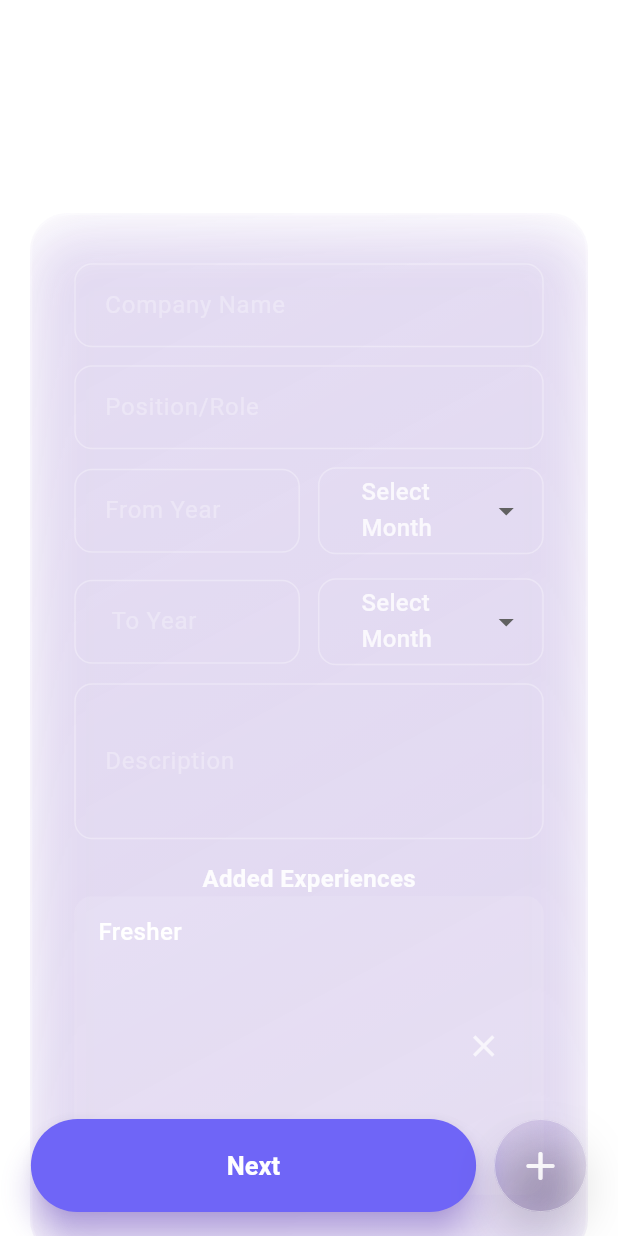
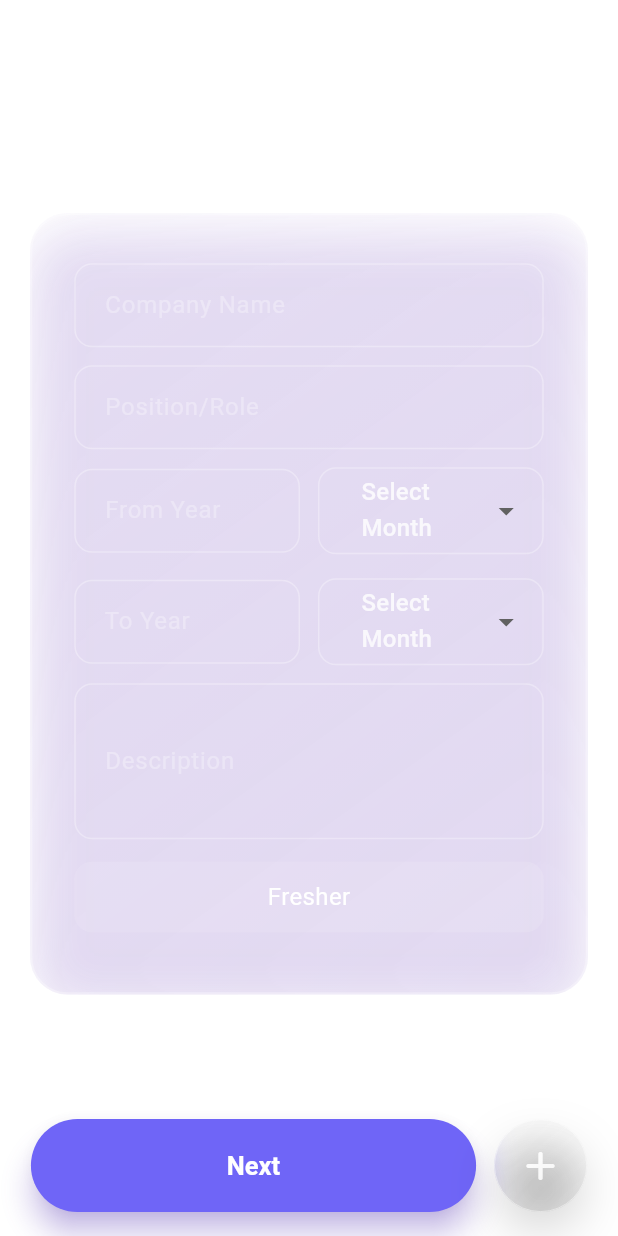
Before and after one commit to Neel-206/resume_builder, a Flutter app: the Experience screen opened directly with empty values, on a phone screen of 412 x 824 dp. Run offline on Flutter 3.47's test engine with Material 3 defaults, Android fonts, the phone set to English and light mode, and no system bars; drawn by our look-alikes of dropdown_button2; our stand-ins replace google_fonts, printing, share_plus, sqflite, sqflite_common_ffi; missing offline and left inert: flutter_pdfview, pdf_thumbnail, syncfusion_flutter_pdf; accounts and stored records are empty.

```diff
--- a/lib/pages/experiance.dart
+++ b/lib/pages/experiance.dart
@@ -7,8 +7,8 @@ import 'package:resume_builder/services/database_helper.dart';
 
 class Experience extends StatefulWidget {
   final VoidCallback onNext;
+  final int resumeId;
 
-  final int resumeId; // Make resumeId final
   const Experience({super.key, required this.onNext, required this.resumeId});
 
   @override
@@ -49,25 +49,16 @@ class _ExperienceState extends State<Experience> {
   }
 
   void _loadExperiences() async {
-    final allRows = await dbHelper.queryAllRows(DatabaseHelper.tableExperience, where: 'resumeId = ?', whereArgs: [widget.resumeId]);
+    final allRows = await dbHelper.queryAllRows(
+      DatabaseHelper.tableExperience,
+      where: 'resumeId = ?',
+      whereArgs: [widget.resumeId],
+    );
     if (mounted) {
       setState(() {
-        experiences.clear();
-        if (allRows.isEmpty) {
-          // If no experience entries, add a "Fresher" entry
-          Map<String, dynamic> fresherEntry = {
-            'company': 'Fresher',
-            'position': '',
-            'fromYear': '',
-            'fromMonth': '',
-            'toYear': '',
-            'toMonth': '',
-            'description': '',
-          };
-          experiences.add(fresherEntry);
-        } else {
-          experiences.addAll(allRows);
-        }
+        experiences
+          ..clear()
+          ..addAll(allRows);
       });
     }
   }
@@ -93,15 +84,7 @@ class _ExperienceState extends State<Experience> {
       'description': descriptionController.text,
       'resumeId': widget.resumeId,
     };
-    if (row.values.any(
-      (element) => element != null && element.toString().isNotEmpty,
-    )) {
-      // Remove the "Fresher" entry if it exists
-      if (experiences.length == 1 && experiences[0]['company'] == 'Fresher') {
-        setState(() {
-          experiences.clear();
-        });
-      }
+    if (form_Key.currentState?.validate() ?? false) {
       final id = await dbHelper.insert(DatabaseHelper.tableExperience, row);
       row['id'] = id;
       setState(() {
@@ -127,19 +110,6 @@ class _ExperienceState extends State<Experience> {
     await dbHelper.delete(DatabaseHelper.tableExperience, id);
     setState(() {
       experiences.removeAt(index);
-      // If no experiences left, show "Fresher"
-      if (experiences.isEmpty) {
-        Map<String, dynamic> fresherEntry = {
-          'company': 'Fresher',
-          'position': '',
-          'fromYear': '',
-          'fromMonth': '',
-          'toYear': '',
-          'toMonth': '',
-          'description': '',
-        };
-        experiences.add(fresherEntry);
-      }
     });
   }
 
@@ -158,7 +128,7 @@ class _ExperienceState extends State<Experience> {
                 Container(
                   alignment: Alignment.center,
                   child: const Text(
-                    'Experiance',
+                    'Experience',
                     textAlign: TextAlign.center,
                     style: TextStyle(
                       color: Colors.white,
@@ -335,7 +305,7 @@ class _ExperienceState extends State<Experience> {
                                   children: [
                                     Expanded(
                                       child: AppTextField(
-                                        label: " To Year",
+                                        label: "To Year",
                                         controller: endYearController,
                                         keyboardType: TextInputType.number,
                                         validator: (value) {
@@ -435,7 +405,7 @@ class _ExperienceState extends State<Experience> {
                                 return null;
                               },
                             ),
-                            SizedBox(height: 15),
+                            const SizedBox(height: 15),
                             if (experiences.isNotEmpty) ...[
                               Text(
                                 'Added Experiences',
@@ -445,9 +415,15 @@ class _ExperienceState extends State<Experience> {
                                   fontWeight: FontWeight.w600,
                                 ),
                               ),
+                              const SizedBox(height: 8),
                               ...experiences.asMap().entries.map((entry) {
                                 final index = entry.key;
                                 final experience = entry.value;
+
+                                // Skip displaying "Fresher" placeholder entries
+                                if (experience['company'] == 'Fresher') {
+                                  return const SizedBox.shrink();
+                                }
 
                                 return Container(
                                   margin: const EdgeInsets.only(bottom: 8),
@@ -467,7 +443,7 @@ class _ExperienceState extends State<Experience> {
                                               CrossAxisAlignment.start,
                                           children: [
                                             Text(
-                                              experience['company'],
+                                              experience['company'] ?? '',
                                               style: const TextStyle(
                                                 color: Colors.white,
                                                 fontSize: 16,
@@ -476,7 +452,7 @@ class _ExperienceState extends State<Experience> {
                                             ),
                                             const SizedBox(height: 4),
                                             Text(
-                                              experience['position'],
+                                              experience['position'] ?? '',
                                               style: TextStyle(
                                                 color: Colors.white.withOpacity(
                                                   0.7,
@@ -486,37 +462,7 @@ class _ExperienceState extends State<Experience> {
                                             ),
                                             const SizedBox(height: 4),
                                             Text(
-                                              experience['fromMonth'] ?? '',
-                                              style: TextStyle(
-                                                color: Colors.white.withOpacity(
-                                                  0.7,
-                                                ),
-                                                fontSize: 14,
-                                              ),
-                                            ),
-                                            const SizedBox(height: 4),
-                                            Text(
-                                              experience['fromYear'],
-                                              style: TextStyle(
-                                                color: Colors.white.withOpacity(
-                                                  0.7,
-                                                ),
-                                                fontSize: 14,
-                                              ),
-                                            ),
-                                            const SizedBox(height: 4),
-                                            Text(
-                                              experience['toMonth'] ?? '',
-                                              style: TextStyle(
-                                                color: Colors.white.withOpacity(
-                                                  0.7,
-                                                ),
-                                                fontSize: 14,
-                                              ),
-                                            ),
-                                            const SizedBox(height: 4),
-                                            Text(
-                                              experience['toYear'],
+                                              '${experience['fromMonth'] ?? ''} ${experience['fromYear'] ?? ''} - ${experience['toMonth'] ?? ''} ${experience['toYear'] ?? ''}',
                                               style: TextStyle(
                                                 color: Colors.white.withOpacity(
                                                   0.7,
@@ -526,7 +472,7 @@ class _ExperienceState extends State<Experience> {
                                             ),
                                             const SizedBox(height: 6),
                                             Text(
-                                              experience['description'],
+                                              experience['description'] ?? '',
                                               style: TextStyle(
                                                 color: Colors.white.withOpacity(
                                                   0.7,
@@ -552,8 +498,29 @@ class _ExperienceState extends State<Experience> {
                                     ],
                                   ),
                                 );
-                              }),
+                              }).toList(),
                             ],
+                            if (experiences.isEmpty)
+                              Container(
+                                margin: const EdgeInsets.only(bottom: 8),
+                                padding: const EdgeInsets.symmetric(
+                                  horizontal: 16,
+                                  vertical: 12,
+                                ),
+                                decoration: BoxDecoration(
+                                  color: Colors.white.withOpacity(0.1),
+                                  borderRadius: BorderRadius.circular(12),
+                                ),
+                                child: const Center(
+                                  child: Text(
+                                    'Fresher',
+                                    style: TextStyle(
+                                      color: Colors.white,
+                                      fontSize: 16,
+                                    ),
+                                  ),
+                                ),
+                              ),
                           ],
                         ),
                       ),
@@ -575,7 +542,7 @@ class _ExperienceState extends State<Experience> {
                   bool next = func.unlockpage(pageindex);
 
                   if (next) {
-                    widget.onNext.call(); // Navigate to next page
+                    widget.onNext.call();
                   }
                 },
                 style: ElevatedButton.styleFrom(
```
Also changed, not shown: lib/pages/create_resume.dart (+10 -3 lines), lib/pages/home_page.dart (+63 -0 lines), lib/pages/resume_data.dart (added, +441 -0 lines).
